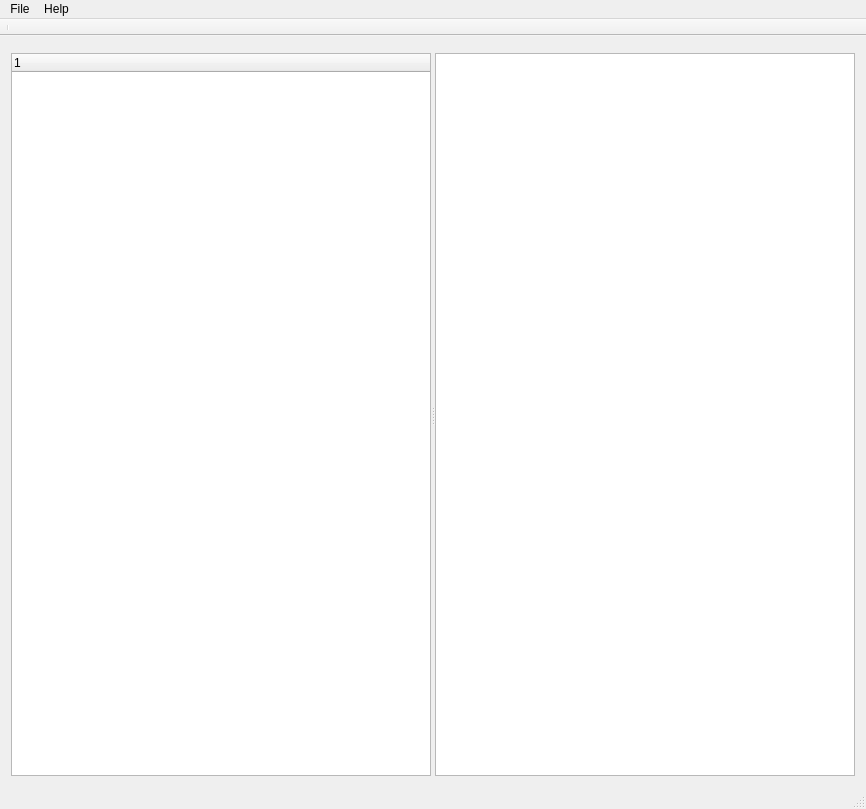
Above: src/RecipeStore/MainWindow.ui from marc-sturm/RecipeStore before the change. Below: the same form after it.
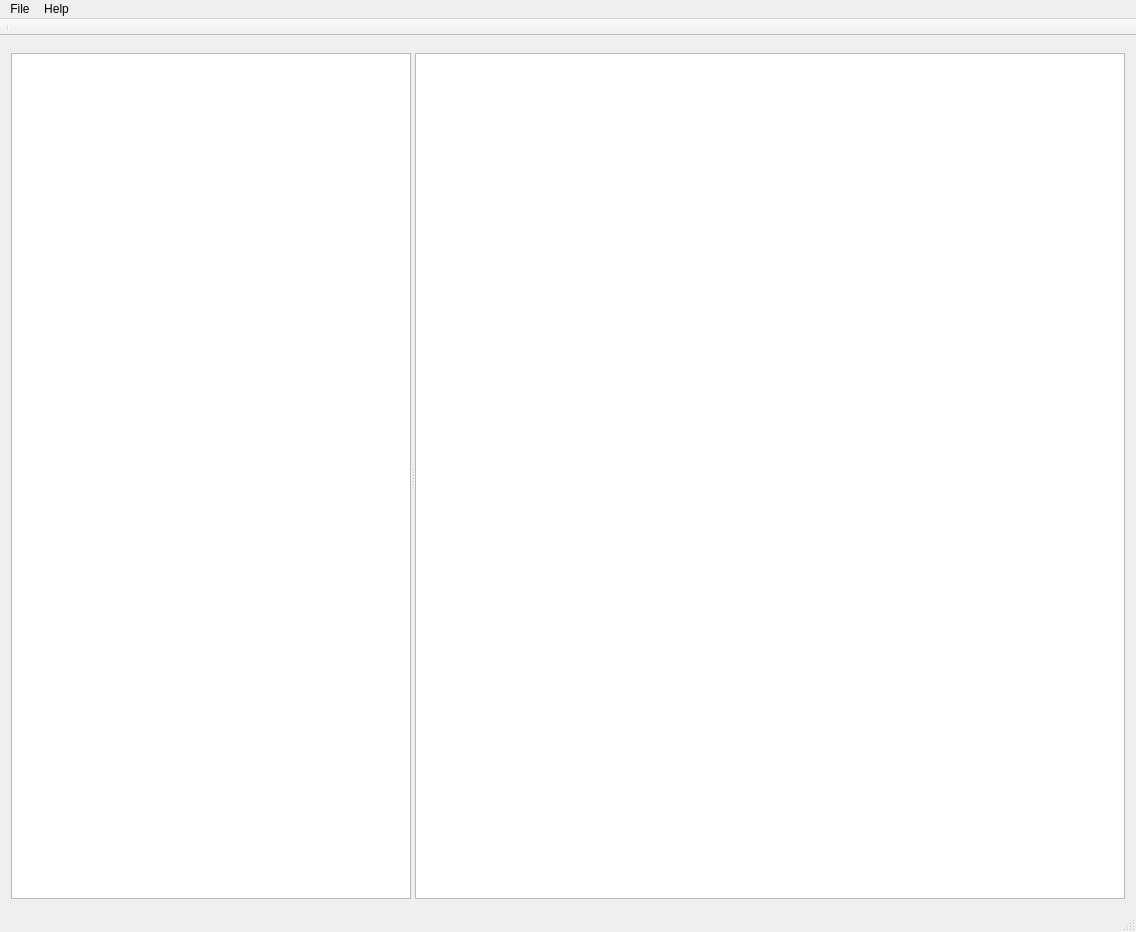
That is the form after the change. Icons and pictures are not drawn. Custom widgets are drawn as their Qt base class.

The edit to the form file:
```diff
--- a/src/RecipeStore/MainWindow.ui
+++ b/src/RecipeStore/MainWindow.ui
@@ -6,8 +6,8 @@
    <rect>
     <x>0</x>
     <y>0</y>
-    <width>866</width>
-    <height>809</height>
+    <width>1136</width>
+    <height>932</height>
    </rect>
   </property>
   <property name="sizePolicy">
@@ -46,6 +46,18 @@
        <enum>Qt::Horizontal</enum>
       </property>
       <widget class="QTreeWidget" name="recipe_selector">
+       <property name="maximumSize">
+        <size>
+         <width>400</width>
+         <height>16777215</height>
+        </size>
+       </property>
+       <property name="columnCount">
+        <number>1</number>
+       </property>
+       <attribute name="headerVisible">
+        <bool>false</bool>
+       </attribute>
        <column>
         <property name="text">
          <string notr="true">1</string>
@@ -63,7 +75,7 @@
     <rect>
      <x>0</x>
      <y>0</y>
-     <width>866</width>
+     <width>1136</width>
      <height>21</height>
     </rect>
    </property>
```
